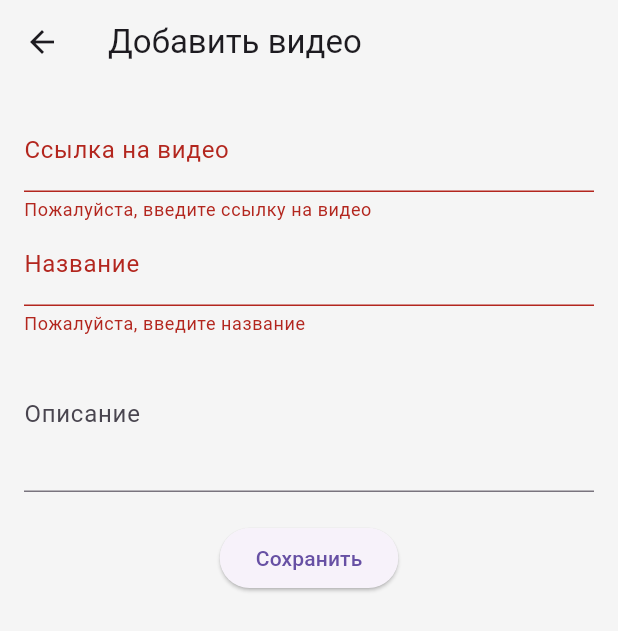
After one commit to sdv77/language_learner3000, a Flutter app: the AddVideoScreen screen opened directly, after a tap on "Сохранить", on a phone screen of 412 x 824 dp. The commit adds this screen. Shown: the top 631 px of the screen. Run offline on Flutter 3.47's test engine with Material 3 defaults, Android fonts, the phone set to English and light mode, and no system bars; our stand-ins replace cloud_firestore, firebase_auth, firebase_core, flutter_dotenv, youtube_player_flutter; accounts and stored records are empty.

Commit message:
add video player (only teacher)

```diff
--- /dev/null
+++ b/lib/views/add_video_screen.dart
@@ -0,0 +1,75 @@
+import 'package:flutter/material.dart';
+import 'package:cloud_firestore/cloud_firestore.dart';
+
+class AddVideoScreen extends StatefulWidget {
+  @override
+  _AddVideoScreenState createState() => _AddVideoScreenState();
+}
+
+class _AddVideoScreenState extends State<AddVideoScreen> {
+  final _formKey = GlobalKey<FormState>();
+  final _videoUrlController = TextEditingController();
+  final _titleController = TextEditingController();
+  final _descriptionController = TextEditingController();
+
+  Future<void> _saveVideo() async {
+    if (_formKey.currentState!.validate()) {
+      await FirebaseFirestore.instance.collection('videos').add({
+        'url': _videoUrlController.text,
+        'title': _titleController.text,
+        'description': _descriptionController.text,
+      });
+      ScaffoldMessenger.of(context).showSnackBar(
+        SnackBar(content: Text('Видео успешно добавлено!')),
+      );
+      Navigator.pop(context); // Вернуться на главный экран
+    }
+  }
+
+  @override
+  Widget build(BuildContext context) {
+    return Scaffold(
+      appBar: AppBar(title: Text('Добавить видео')),
+      body: Padding(
+        padding: const EdgeInsets.all(16.0),
+        child: Form(
+          key: _formKey,
+          child: Column(
+            children: [
+              TextFormField(
+                controller: _videoUrlController,
+                decoration: InputDecoration(labelText: 'Ссылка на видео'),
+                validator: (value) {
+                  if (value == null || value.isEmpty) {
+                    return 'Пожалуйста, введите ссылку на видео';
+                  }
+                  return null;
+                },
+              ),
+              TextFormField(
+                controller: _titleController,
+                decoration: InputDecoration(labelText: 'Название'),
+                validator: (value) {
+                  if (value == null || value.isEmpty) {
+                    return 'Пожалуйста, введите название';
+                  }
+                  return null;
+                },
+              ),
+              TextFormField(
+                controller: _descriptionController,
+                decoration: InputDecoration(labelText: 'Описание'),
+                maxLines: 3,
+              ),
+              SizedBox(height: 20),
+              ElevatedButton(
+                onPressed: _saveVideo,
+                child: Text('Сохранить'),
+              ),
+            ],
+          ),
+        ),
+      ),
+    );
+  }
+}
--- a/pubspec.yaml
+++ b/pubspec.yaml
@@ -13,6 +13,7 @@ dependencies:
   firebase_auth: ^5.5.2
   flutter_dotenv: ^5.2.1
   cloud_firestore: ^5.6.6
+  youtube_player_flutter: ^9.1.1
 
 dev_dependencies:
   flutter_test:
```
Also changed, not shown: lib/views/home_screen.dart (added, +88 -0 lines), lib/views/teacher_screen.dart (+24 -0 lines), pubspec.lock, 3 other files.
